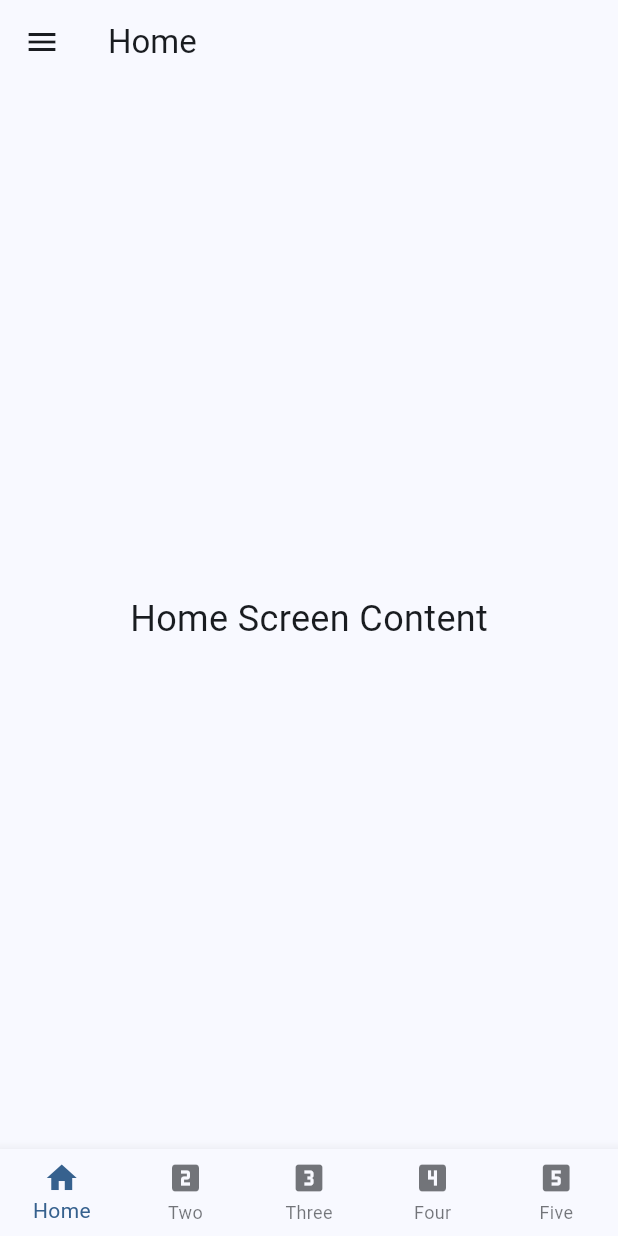
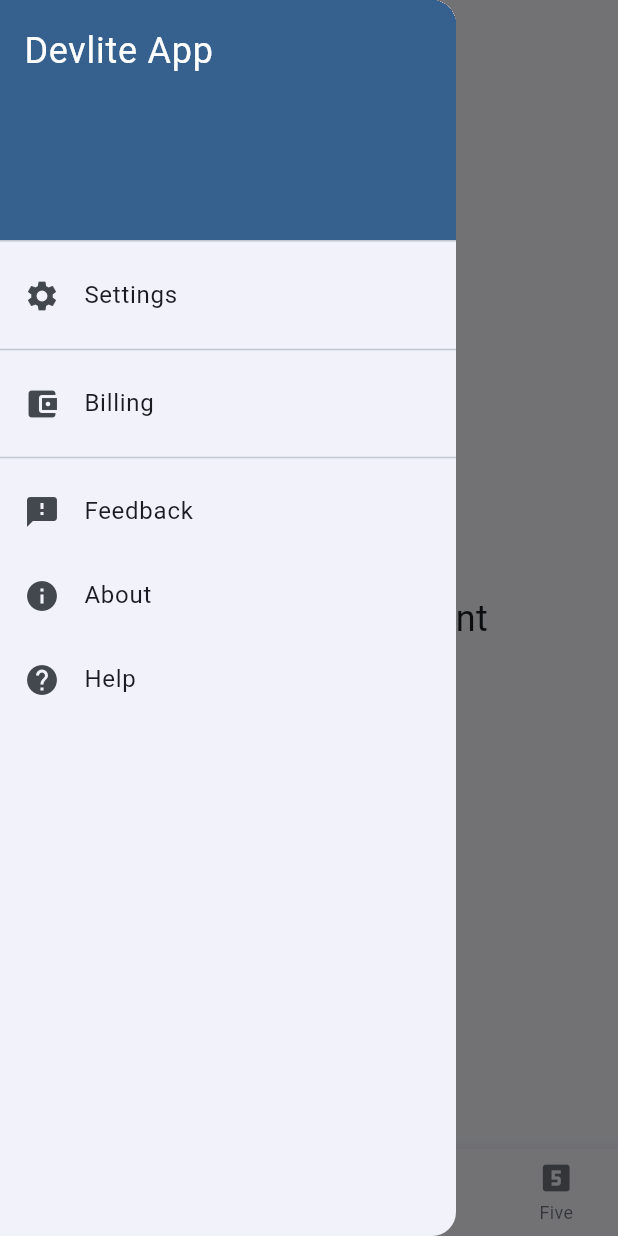
Before and after one commit to moztopia/devlite_flutter, a Flutter app: the PrimaryScreen screen opened directly, with the side drawer open (before the commit the screen has no drawer), on a phone screen of 412 x 824 dp. Run offline on Flutter 3.47's test engine with Material 3 defaults, Android fonts, the phone set to English and light mode, and no system bars; our stand-ins replace dio; missing offline and left inert: window_manager; network calls fail.

Commit message:
added: debug prints for navigation

```diff
--- a/lib/screens/primary_screen.dart
+++ b/lib/screens/primary_screen.dart
@@ -1,6 +1,7 @@
 import 'package:flutter/material.dart';
 import 'package:devlite_flutter/widgets/widgets.dart';
 import 'package:devlite_flutter/screens/screens.dart';
+import 'package:devlite_flutter/utilities/utilities.dart';
 
 class PrimaryScreen extends StatefulWidget {
   const PrimaryScreen({super.key});
@@ -10,6 +11,7 @@ class PrimaryScreen extends StatefulWidget {
 }
 
 class _PrimaryScreenState extends State<PrimaryScreen> {
+  final GlobalKey<ScaffoldState> _scaffoldKey = GlobalKey<ScaffoldState>();
   int _selectedIndex = 0;
 
   final List<Widget> _screens = [
@@ -28,10 +30,25 @@ class _PrimaryScreenState extends State<PrimaryScreen> {
     'Five',
   ];
 
+  final List<Map<String, dynamic>> _drawerItems = const [
+    {'label': 'Settings', 'icon': Icons.settings, 'isDivider': false},
+    {'isDivider': true},
+    {
+      'label': 'Billing',
+      'icon': Icons.account_balance_wallet,
+      'isDivider': false
+    },
+    {'isDivider': true},
+    {'label': 'Feedback', 'icon': Icons.feedback, 'isDivider': false},
+    {'label': 'About', 'icon': Icons.info, 'isDivider': false},
+    {'label': 'Help', 'icon': Icons.help, 'isDivider': false},
+  ];
+
   void _onItemTapped(int index) {
     setState(() {
       _selectedIndex = index;
     });
+    mozPrint('${_appBarTitles[index]} was selected', 'NAVIGATION', 'FOOTER');
   }
 
   @override
@@ -40,9 +57,49 @@ class _PrimaryScreenState extends State<PrimaryScreen> {
     final double topNavBarHeight = screenHeight / 14;
 
     return Scaffold(
+      key: _scaffoldKey,
+      onDrawerChanged: (isOpened) {
+        if (!isOpened) {
+          mozPrint('Hamburger Menu (closed)', 'NAVIGATION', 'HEADER');
+        }
+      },
       appBar: TopNavigation(
         title: _appBarTitles[_selectedIndex],
         height: topNavBarHeight,
+        onLeadingPressed: () {
+          _scaffoldKey.currentState?.openDrawer();
+          mozPrint('Hamburger Menu (opened)', 'NAVIGATION', 'HEADER');
+        },
+      ),
+      drawer: Drawer(
+        child: ListView.builder(
+          padding: EdgeInsets.zero,
+          itemCount: _drawerItems.length + 1,
+          itemBuilder: (context, index) {
+            if (index == 0) {
+              return DrawerHeader(
+                decoration: BoxDecoration(
+                  color: Theme.of(context).colorScheme.primary,
+                ),
+                child: const Text('Devlite App',
+                    style: TextStyle(color: Colors.white, fontSize: 24)),
+              );
+            }
+            final item = _drawerItems[index - 1];
+            if (item['isDivider'] == true) {
+              return const Divider();
+            }
+            return ListTile(
+              leading: Icon(item['icon']),
+              title: Text(item['label']),
+              onTap: () {
+                mozPrint(
+                    '${item['label']} was selected', 'NAVIGATION', 'HEADER');
+                Navigator.pop(context);
+              },
+            );
+          },
+        ),
       ),
       body: FooterNavigation(
         screens: _screens,
--- a/lib/widgets/header_navigation.dart
+++ b/lib/widgets/header_navigation.dart
@@ -3,16 +3,27 @@ import 'package:flutter/material.dart';
 class TopNavigation extends StatelessWidget implements PreferredSizeWidget {
   final String title;
   final double height;
+  final VoidCallback? onLeadingPressed;
 
-  const TopNavigation({super.key, required this.title, required this.height});
+  const TopNavigation({
+    super.key,
+    required this.title,
+    required this.height,
+    this.onLeadingPressed,
+  });
 
   @override
   Widget build(BuildContext context) {
     return AppBar(
       title: Text(title),
-      leading: const Center(
-        child: Icon(Icons.menu),
-      ),
+      leading: onLeadingPressed != null
+          ? IconButton(
+              icon: const Icon(Icons.menu),
+              onPressed: onLeadingPressed,
+            )
+          : const Center(
+              child: Icon(Icons.menu),
+            ),
     );
   }
 
```
